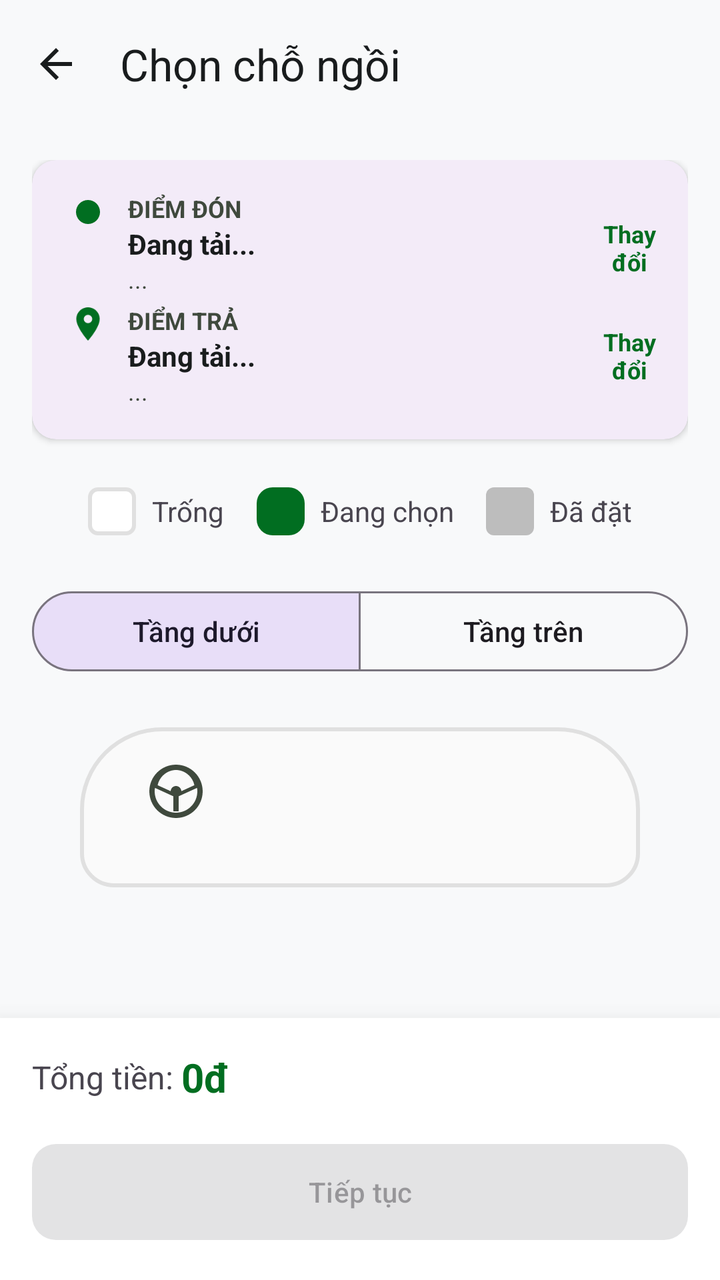
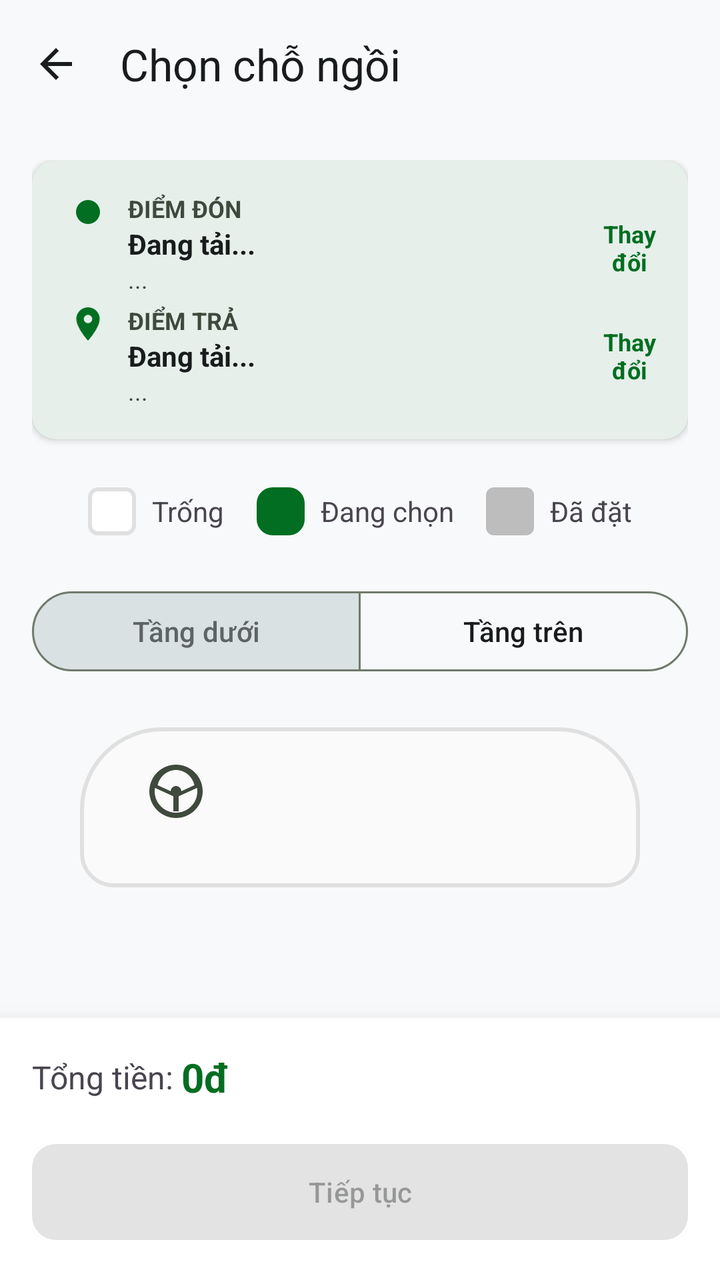

Before-and-after screenshots of an Android layout around one commit, followed by the original layout XML and the change that was made.
<!-- AndroidManifest.xml: application theme Theme.Busbookingandroid -->
<!-- res/layout/activity_seat_selection.xml -->
<?xml version="1.0" encoding="utf-8"?>
<androidx.coordinatorlayout.widget.CoordinatorLayout xmlns:android="http://schemas.android.com/apk/res/android"
    xmlns:app="http://schemas.android.com/apk/res-auto"
    xmlns:tools="http://schemas.android.com/tools"
    android:layout_width="match_parent"
    android:layout_height="match_parent"
    android:background="@color/md_theme_light_surface"
    android:fitsSystemWindows="true"
    tools:context=".ui.seat.SeatSelectionActivity">

    <com.google.android.material.appbar.AppBarLayout
        android:layout_width="match_parent"
        android:layout_height="wrap_content"
        android:background="@color/md_theme_light_surface"
        app:elevation="0dp">

        <com.google.android.material.appbar.MaterialToolbar
            android:id="@+id/topAppBar"
            android:layout_width="match_parent"
            android:layout_height="?attr/actionBarSize"
            app:title="Chọn chỗ ngồi"
            app:titleTextColor="@color/md_theme_light_onSurface"
            app:navigationIcon="@drawable/ic_arrow_back"
            app:navigationIconTint="@color/md_theme_light_onSurface" />

    </com.google.android.material.appbar.AppBarLayout>

    <androidx.core.widget.NestedScrollView
        android:layout_width="match_parent"
        android:layout_height="match_parent"
        app:layout_behavior="@string/appbar_scrolling_view_behavior"
        android:paddingBottom="100dp"
        android:clipToPadding="false">

        <LinearLayout
            android:layout_width="match_parent"
            android:layout_height="wrap_content"
            android:orientation="vertical"
            android:padding="16dp">

            
            <com.google.android.material.card.MaterialCardView
                android:layout_width="match_parent"
                android:layout_height="wrap_content"
                app:cardElevation="2dp"
                app:cardCornerRadius="12dp"
                app:strokeWidth="0dp">

                <LinearLayout
                    android:layout_width="match_parent"
                    android:layout_height="wrap_content"
                    android:orientation="vertical"
                    android:padding="16dp">

                    
                    <LinearLayout
                        android:layout_width="match_parent"
                        android:layout_height="wrap_content"
                        android:orientation="horizontal">

                        <LinearLayout
                            android:layout_width="24dp"
                            android:layout_height="wrap_content"
                            android:orientation="vertical"
                            android:gravity="center_horizontal">
                            <ImageView
                                android:layout_width="12dp"
                                android:layout_height="12dp"
                                android:layout_marginTop="4dp"
                                android:src="@drawable/bg_circle_primary" />
                            <View
                                android:layout_width="2dp"
                                android:layout_height="32dp"
                                android:background="@drawable/bg_dashed_line_vertical"
                                android:layout_marginTop="4dp"
                                android:layout_marginBottom="4dp"/>
                        </LinearLayout>

                        <LinearLayout
                            android:layout_width="0dp"
                            android:layout_height="wrap_content"
                            android:layout_weight="1"
                            android:orientation="vertical"
                            android:layout_marginStart="8dp">
                            <TextView
                                android:layout_width="wrap_content"
                                android:layout_height="wrap_content"
                                android:text="ĐIỂM ĐÓN"
                                android:textSize="12sp"
                                android:textStyle="bold"
                                android:textColor="@color/md_theme_light_onSurfaceVariant" />
                            <TextView
                                android:id="@+id/tvPickupName"
                                android:layout_width="wrap_content"
                                android:layout_height="wrap_content"
                                android:text="Đang tải..."
                                android:textStyle="bold"
                                android:textColor="@color/md_theme_light_onSurface" />
                            <TextView
                                android:id="@+id/tvPickupAddress"
                                android:layout_width="wrap_content"
                                android:layout_height="wrap_content"
                                android:text="..."
                                android:textSize="12sp"
                                android:textColor="@color/md_theme_light_onSurfaceVariant" />
                        </LinearLayout>

                        <TextView
                            android:id="@+id/btnChangePickup"
                            android:layout_width="wrap_content"
                            android:layout_height="wrap_content"
                            android:text="Thay\nđổi"
                            android:textAlignment="center"
                            android:textColor="@color/md_theme_light_primary"
                            android:textStyle="bold"
                            android:textSize="12sp"
                            android:layout_gravity="center_vertical" />
                    </LinearLayout>

                    
                    <LinearLayout
                        android:layout_width="match_parent"
                        android:layout_height="wrap_content"
                        android:orientation="horizontal">

                        <LinearLayout
                            android:layout_width="24dp"
                            android:layout_height="wrap_content"
                            android:orientation="vertical"
                            android:gravity="center_horizontal">
                            <ImageView
                                android:layout_width="20dp"
                                android:layout_height="20dp"
                                android:src="@drawable/ic_location_on"
                                app:tint="@color/md_theme_light_primary" />
                        </LinearLayout>

                        <LinearLayout
                            android:layout_width="0dp"
                            android:layout_height="wrap_content"
                            android:layout_weight="1"
                            android:orientation="vertical"
                            android:layout_marginStart="8dp">
                            <TextView
                                android:layout_width="wrap_content"
                                android:layout_height="wrap_content"
                                android:text="ĐIỂM TRẢ"
                                android:textSize="12sp"
                                android:textStyle="bold"
                                android:textColor="@color/md_theme_light_onSurfaceVariant" />
                            <TextView
                                android:id="@+id/tvDropoffName"
                                android:layout_width="wrap_content"
                                android:layout_height="wrap_content"
                                android:text="Đang tải..."
                                android:textStyle="bold"
                                android:textColor="@color/md_theme_light_onSurface" />
                            <TextView
                                android:id="@+id/tvDropoffAddress"
                                android:layout_width="wrap_content"
                                android:layout_height="wrap_content"
                                android:text="..."
                                android:textSize="12sp"
                                android:textColor="@color/md_theme_light_onSurfaceVariant" />
                        </LinearLayout>

                        <TextView
                            android:id="@+id/btnChangeDropoff"
                            android:layout_width="wrap_content"
                            android:layout_height="wrap_content"
                            android:text="Thay\nđổi"
                            android:textAlignment="center"
                            android:textColor="@color/md_theme_light_primary"
                            android:textStyle="bold"
                            android:textSize="12sp"
                            android:layout_gravity="center_vertical" />
                    </LinearLayout>

                </LinearLayout>
            </com.google.android.material.card.MaterialCardView>

            
            <LinearLayout
                android:layout_width="match_parent"
                android:layout_height="wrap_content"
                android:orientation="horizontal"
                android:gravity="center"
                android:layout_marginTop="24dp">

                <LinearLayout
                    android:layout_width="wrap_content"
                    android:layout_height="wrap_content"
                    android:orientation="horizontal"
                    android:gravity="center_vertical"
                    android:layout_marginEnd="16dp">
                    <View
                        android:layout_width="24dp"
                        android:layout_height="24dp"
                        android:background="@drawable/bg_seat_available" />
                    <TextView
                        android:layout_width="wrap_content"
                        android:layout_height="wrap_content"
                        android:layout_marginStart="8dp"
                        android:text="Trống" />
                </LinearLayout>

                <LinearLayout
                    android:layout_width="wrap_content"
                    android:layout_height="wrap_content"
                    android:orientation="horizontal"
                    android:gravity="center_vertical"
                    android:layout_marginEnd="16dp">
                    <View
                        android:layout_width="24dp"
                        android:layout_height="24dp"
                        android:background="@drawable/bg_seat_selected" />
                    <TextView
                        android:layout_width="wrap_content"
                        android:layout_height="wrap_content"
                        android:layout_marginStart="8dp"
                        android:text="Đang chọn" />
                </LinearLayout>

                <LinearLayout
                    android:layout_width="wrap_content"
                    android:layout_height="wrap_content"
                    android:orientation="horizontal"
                    android:gravity="center_vertical">
                    <View
                        android:layout_width="24dp"
                        android:layout_height="24dp"
                        android:background="@drawable/bg_seat_booked" />
                    <TextView
                        android:layout_width="wrap_content"
                        android:layout_height="wrap_content"
                        android:layout_marginStart="8dp"
                        android:text="Đã đặt" />
                </LinearLayout>
            </LinearLayout>

            
            <com.google.android.material.button.MaterialButtonToggleGroup
                android:id="@+id/toggleFloor"
                android:layout_width="match_parent"
                android:layout_height="wrap_content"
                android:layout_marginTop="24dp"
                app:singleSelection="true"
                app:selectionRequired="true"
                app:checkedButton="@+id/btnLowerFloor">

                <com.google.android.material.button.MaterialButton
                    android:id="@+id/btnLowerFloor"
                    style="@style/Widget.Material3.Button.OutlinedButton"
                    android:layout_width="0dp"
                    android:layout_height="wrap_content"
                    android:layout_weight="1"
                    android:text="Tầng dưới" />

                <com.google.android.material.button.MaterialButton
                    android:id="@+id/btnUpperFloor"
                    style="@style/Widget.Material3.Button.OutlinedButton"
                    android:layout_width="0dp"
                    android:layout_height="wrap_content"
                    android:layout_weight="1"
                    android:text="Tầng trên" />

            </com.google.android.material.button.MaterialButtonToggleGroup>

            
            <ProgressBar
                android:id="@+id/progressBar"
                android:layout_width="wrap_content"
                android:layout_height="wrap_content"
                android:layout_gravity="center"
                android:layout_marginTop="32dp"
                android:visibility="gone" />

            
            <LinearLayout
                android:layout_width="match_parent"
                android:layout_height="wrap_content"
                android:layout_marginTop="24dp"
                android:layout_marginHorizontal="24dp"
                android:background="@drawable/bg_bus_outline"
                android:orientation="vertical"
                android:padding="16dp">

                
                <ImageView
                    android:layout_width="32dp"
                    android:layout_height="32dp"
                    android:layout_gravity="start"
                    android:layout_marginStart="16dp"
                    android:layout_marginBottom="16dp"
                    android:src="@drawable/ic_steering_wheel"
                    app:tint="@color/md_theme_light_onSurfaceVariant" />

                <androidx.recyclerview.widget.RecyclerView
                    android:id="@+id/rvSeats"
                    android:layout_width="match_parent"
                    android:layout_height="wrap_content"
                    android:overScrollMode="never" />
            </LinearLayout>

        </LinearLayout>
    </androidx.core.widget.NestedScrollView>

    
    <LinearLayout
        android:layout_width="match_parent"
        android:layout_height="wrap_content"
        android:layout_gravity="bottom"
        android:background="@color/md_theme_light_surfaceContainerLowest"
        android:orientation="vertical"
        android:padding="16dp"
        android:elevation="16dp">

        <LinearLayout
            android:layout_width="match_parent"
            android:layout_height="wrap_content"
            android:orientation="horizontal"
            android:layout_marginBottom="16dp"
            android:gravity="center_vertical">
            <TextView
                android:layout_width="wrap_content"
                android:layout_height="wrap_content"
                android:text="Tổng tiền: "
                android:textSize="16sp" />
            <TextView
                android:id="@+id/tvTotalPrice"
                android:layout_width="wrap_content"
                android:layout_height="wrap_content"
                android:text="0đ"
                android:textSize="20sp"
                android:textStyle="bold"
                android:textColor="@color/md_theme_light_primary" />
        </LinearLayout>

        <com.google.android.material.button.MaterialButton
            android:id="@+id/btnContinue"
            android:layout_width="match_parent"
            android:layout_height="56dp"
            android:text="Tiếp tục"
            android:enabled="false"
            app:cornerRadius="12dp" />

    </LinearLayout>

</androidx.coordinatorlayout.widget.CoordinatorLayout>
<!-- resources referenced by this layout -->
<resources>
  <color name="md_theme_light_onSurface">#191C1D</color>
  <color name="md_theme_light_onSurfaceVariant">#3F493D</color>
  <color name="md_theme_light_primary">#016E21</color>
  <color name="md_theme_light_surface">#F8F9FA</color>
  <color name="md_theme_light_surfaceContainerLowest">#FFFFFF</color>
  <!-- drawable bg_circle_primary (drawable) -->
  <?xml version="1.0" encoding="utf-8"?>
  <shape xmlns:android="http://schemas.android.com/apk/res/android"
      android:shape="oval">
      <solid android:color="@color/md_theme_light_primary" />
  </shape>
  <!-- drawable bg_seat_available (drawable) -->
  <?xml version="1.0" encoding="utf-8"?>
  <shape xmlns:android="http://schemas.android.com/apk/res/android"
      android:shape="rectangle">
      <solid android:color="#FFFFFF" />
      <stroke android:width="2dp" android:color="#E0E0E0" />
      <corners android:radius="4dp" />
  </shape>
  <!-- drawable bg_seat_booked (drawable) -->
  <?xml version="1.0" encoding="utf-8"?>
  <shape xmlns:android="http://schemas.android.com/apk/res/android"
      android:shape="rectangle">
      <solid android:color="#BDBDBD" />
      <corners android:radius="4dp" />
  </shape>
  <!-- drawable bg_seat_selected (drawable) -->
  <?xml version="1.0" encoding="utf-8"?>
  <shape xmlns:android="http://schemas.android.com/apk/res/android"
      android:shape="rectangle">
      <solid android:color="@color/md_theme_light_primary" />
      <corners android:radius="8dp" />
  </shape>
  <style name="Theme.Busbookingandroid" parent="Base.Theme.Busbookingandroid" />
  <style name="Base.Theme.Busbookingandroid" parent="Theme.Material3.DayNight.NoActionBar">
          
          
      </style>
  <!-- unchanged entries left out for length: 5 -->
</resources>

<!-- the commit's change to res/layout/activity_seat_selection.xml (unified diff, before → after) -->
@@ -4,14 +4,14 @@
     xmlns:tools="http://schemas.android.com/tools"
     android:layout_width="match_parent"
     android:layout_height="match_parent"
-    android:background="@color/md_theme_light_surface"
+    android:background="#f8f9fa"
     android:fitsSystemWindows="true"
     tools:context=".ui.seat.SeatSelectionActivity">
 
     <com.google.android.material.appbar.AppBarLayout
         android:layout_width="match_parent"
         android:layout_height="wrap_content"
-        android:background="@color/md_theme_light_surface"
+        android:background="#f8f9fa"
         app:elevation="0dp">
 
         <com.google.android.material.appbar.MaterialToolbar
<!-- resource entries referenced after the edit -->
@@ -4,6 +4,8 @@
   <color name="md_theme_light_onSurfaceVariant">#3F493D</color>
   <color name="md_theme_light_primary">#016E21</color>
   <color name="md_theme_light_surface">#F8F9FA</color>
+  <color name="md_theme_light_outline">#6F7A6C</color>
+  <color name="md_theme_light_outlineVariant">#BFCABA</color>
   <color name="md_theme_light_surfaceContainerLowest">#FFFFFF</color>
   <!-- drawable bg_circle_primary (drawable) -->
   <?xml version="1.0" encoding="utf-8"?>
@@ -34,10 +36,35 @@
       <corners android:radius="8dp" />
   </shape>
   <style name="Theme.Busbookingandroid" parent="Base.Theme.Busbookingandroid" />
-  <style name="Base.Theme.Busbookingandroid" parent="Theme.Material3.DayNight.NoActionBar">
+  <style name="Base.Theme.Busbookingandroid" parent="Theme.Material3.Light.NoActionBar">
           
-          
+          <item name="colorPrimary">@color/md_theme_light_primary</item>
+          <item name="colorOnPrimary">@color/md_theme_light_onPrimary</item>
+          <item name="colorPrimaryContainer">@color/md_theme_light_primaryContainer</item>
+          <item name="colorOnPrimaryContainer">@color/md_theme_light_onPrimaryContainer</item>
+          <item name="colorSecondary">@color/md_theme_light_secondary</item>
+          <item name="colorOnSecondary">@color/md_theme_light_onSecondary</item>
+          <item name="colorSecondaryContainer">@color/md_theme_light_secondaryContainer</item>
+          <item name="colorOnSecondaryContainer">@color/md_theme_light_onSecondaryContainer</item>
+          <item name="colorError">@color/md_theme_light_error</item>
+          <item name="colorOnError">@color/md_theme_light_onError</item>
+          <item name="android:windowBackground">@color/md_theme_light_background</item>
+          <item name="colorSurface">@color/md_theme_light_surface</item>
+          <item name="colorOnSurface">@color/md_theme_light_onSurface</item>
+          <item name="colorSurfaceVariant">@color/md_theme_light_onSurfaceVariant</item>
+          <item name="colorOutline">@color/md_theme_light_outline</item>
+          <item name="colorOutlineVariant">@color/md_theme_light_outlineVariant</item>
       </style>
+  <color name="md_theme_light_onPrimary">#FFFFFF</color>
+  <color name="md_theme_light_primaryContainer">#90EE90</color>
+  <color name="md_theme_light_onPrimaryContainer">#016E21</color>
+  <color name="md_theme_light_secondary">#586062</color>
+  <color name="md_theme_light_onSecondary">#FFFFFF</color>
+  <color name="md_theme_light_secondaryContainer">#DAE1E3</color>
+  <color name="md_theme_light_onSecondaryContainer">#5D6466</color>
+  <color name="md_theme_light_error">#BA1A1A</color>
+  <color name="md_theme_light_onError">#FFFFFF</color>
+  <color name="md_theme_light_background">#F8F9FA</color>
   <!-- unchanged entries left out for length: 5 -->
 </resources>
 
